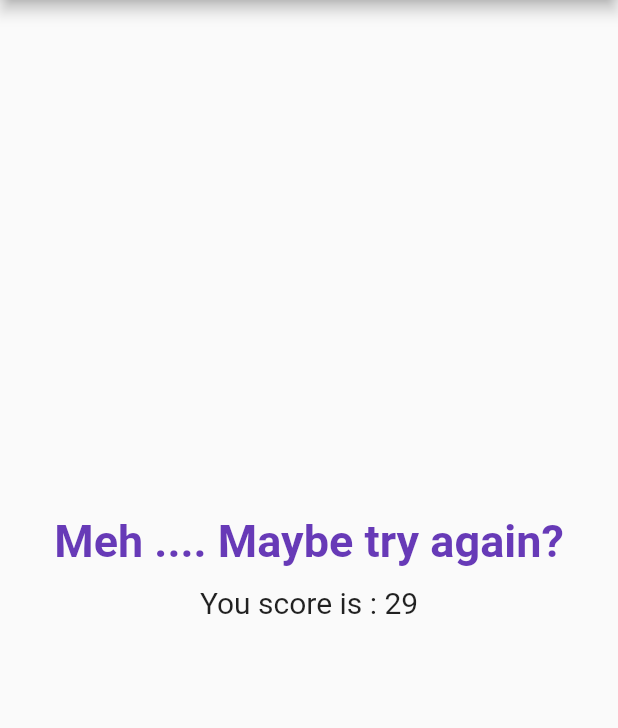
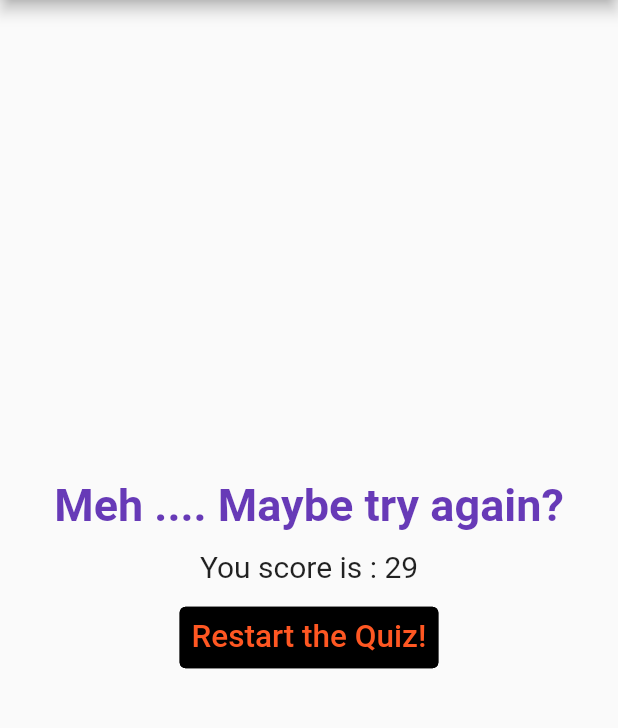
Before and after one commit to nerdpepe/Flutter-Mania, a Flutter app: the screen it shows after launch, after a tap on "Aditya", after a tap on "69", after a tap on "Ice-cream", on a phone screen of 412 x 824 dp, the part 84-812 px from its top. Run offline on Flutter 3.47's test engine with Material 2 defaults, Android fonts, the phone set to English and light mode, and no system bars.

Commit message:
User can reset quiz

```diff
--- a/Apps/app_scratch/lib/main.dart
+++ b/Apps/app_scratch/lib/main.dart
@@ -56,6 +56,14 @@ class _MyAppState extends State<MyApp> {
     });
   }
 
+  // resets the quiz - passed in Result()
+  void _resetQuiz() {
+    setState(() {
+      _totalScore = 0;
+      _quesIndex = 0;
+    });
+  }
+
   @override
   Widget build(BuildContext context) {
     // home : Text('hello') -> sets only text
@@ -68,7 +76,7 @@ class _MyAppState extends State<MyApp> {
         ),
         body: (_quesIndex < _questions.length)
             ? Quiz(_questions, _quesIndex, _answerChosen)
-            : Result(_totalScore),
+            : Result(_totalScore, _resetQuiz),
       ),
     );
   }
--- a/Apps/app_scratch/lib/result.dart
+++ b/Apps/app_scratch/lib/result.dart
@@ -2,8 +2,9 @@ import 'package:flutter/material.dart';
 
 class Result extends StatelessWidget {
   final int totalScore;
+  final VoidCallback resetQuiz;
 
-  Result(this.totalScore);
+  Result(this.totalScore, this.resetQuiz);
 
   String get resultString {
     if (totalScore != 30)
@@ -40,6 +41,17 @@ class Result extends StatelessWidget {
               ),
             ),
           ),
+          TextButton(
+            onPressed: resetQuiz,
+            child: Text(
+              'Restart the Quiz!',
+              style: TextStyle(fontSize: 21),
+            ),
+            style: TextButton.styleFrom(
+                primary: Colors.deepOrange,
+                backgroundColor: Colors.black,
+                side: BorderSide(width: 10)),
+          ),
         ],
       ),
     );
```
